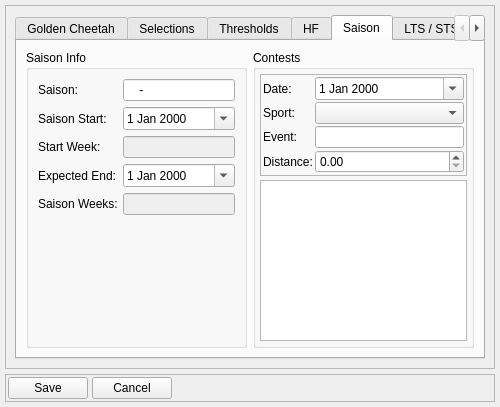
Qt form dialog_settings.ui (Tria-Andy/WorkoutEditor) before a commit.
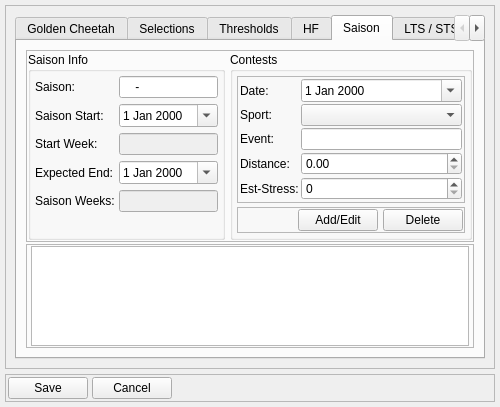
The same form after that commit. The open tabs and pages were chosen to show the change. Icons and pictures are not drawn.

Commit message: Add Season Contests List

```diff
--- a/dialog_settings.ui
+++ b/dialog_settings.ui
@@ -7,13 +7,13 @@
     <x>0</x>
     <y>0</y>
     <width>500</width>
-    <height>365</height>
+    <height>400</height>
    </rect>
   </property>
   <property name="maximumSize">
    <size>
     <width>500</width>
-    <height>365</height>
+    <height>400</height>
    </size>
   </property>
   <property name="font">
@@ -868,7 +868,34 @@
          <attribute name="title">
           <string>Saison</string>
          </attribute>
+         <layout class="QVBoxLayout" name="verticalLayout_6">
+          <property name="spacing">
+           <number>2</number>
+          </property>
+          <item>
+           <widget class="QFrame" name="frame_saisonInfos">
+            <property name="frameShape">
+             <enum>QFrame::StyledPanel</enum>
+            </property>
+            <property name="frameShadow">
+             <enum>QFrame::Raised</enum>
+            </property>
          <layout class="QHBoxLayout" name="horizontalLayout_10">
+             <property name="spacing">
+              <number>5</number>
+             </property>
+             <property name="leftMargin">
+              <number>1</number>
+             </property>
+             <property name="topMargin">
+              <number>1</number>
+             </property>
+             <property name="rightMargin">
+              <number>1</number>
+             </property>
+             <property name="bottomMargin">
+              <number>1</number>
+             </property>
           <item>
            <widget class="QGroupBox" name="groupBox_5">
             <property name="sizePolicy">
@@ -877,12 +904,30 @@
               <verstretch>0</verstretch>
              </sizepolicy>
             </property>
+               <property name="maximumSize">
+                <size>
+                 <width>16777215</width>
+                 <height>16777215</height>
+                </size>
+               </property>
             <property name="title">
              <string>Saison Info</string>
             </property>
             <layout class="QFormLayout" name="formLayout_5">
              <property name="horizontalSpacing">
-              <number>5</number>
+                 <number>4</number>
+                </property>
+                <property name="leftMargin">
+                 <number>4</number>
+                </property>
+                <property name="topMargin">
+                 <number>4</number>
+                </property>
+                <property name="rightMargin">
+                 <number>4</number>
+                </property>
+                <property name="bottomMargin">
+                 <number>4</number>
              </property>
              <item row="4" column="0">
               <widget class="QLabel" name="label_13">
@@ -1053,13 +1098,99 @@
                  </widget>
                 </item>
                 <item row="3" column="1">
-                 <widget class="QDoubleSpinBox" name="doubleSpinBox_contest"/>
-                </item>
+                    <widget class="QDoubleSpinBox" name="doubleSpinBox_contest">
+                     <property name="maximum">
+                      <double>999.990000000000009</double>
+                     </property>
+                    </widget>
+                   </item>
+                   <item row="4" column="0">
+                    <widget class="QLabel" name="label_44">
+                     <property name="text">
+                      <string>Est-Stress:</string>
+                     </property>
+                    </widget>
+                   </item>
+                   <item row="4" column="1">
+                    <widget class="QSpinBox" name="spinBox_contestStress">
+                     <property name="maximum">
+                      <number>500</number>
+                     </property>
+                    </widget>
+                   </item>
                </layout>
               </widget>
              </item>
              <item>
-              <widget class="QTableView" name="tableView"/>
+                 <widget class="QFrame" name="frame_8">
+                  <property name="frameShape">
+                   <enum>QFrame::StyledPanel</enum>
+                  </property>
+                  <property name="frameShadow">
+                   <enum>QFrame::Raised</enum>
+                  </property>
+                  <layout class="QHBoxLayout" name="horizontalLayout_11">
+                   <property name="spacing">
+                    <number>5</number>
+                   </property>
+                   <property name="leftMargin">
+                    <number>60</number>
+                   </property>
+                   <property name="topMargin">
+                    <number>1</number>
+                   </property>
+                   <property name="rightMargin">
+                    <number>1</number>
+                   </property>
+                   <property name="bottomMargin">
+                    <number>1</number>
+                   </property>
+                   <item>
+                    <widget class="QPushButton" name="pushButton_addContest">
+                     <property name="text">
+                      <string>Add/Edit</string>
+                     </property>
+                    </widget>
+                   </item>
+                   <item>
+                    <widget class="QPushButton" name="pushButton_delContest">
+                     <property name="text">
+                      <string>Delete</string>
+                     </property>
+                    </widget>
+                   </item>
+                  </layout>
+                 </widget>
+                </item>
+               </layout>
+              </widget>
+             </item>
+            </layout>
+           </widget>
+          </item>
+          <item>
+           <widget class="QFrame" name="frame_9">
+            <property name="frameShape">
+             <enum>QFrame::StyledPanel</enum>
+            </property>
+            <property name="frameShadow">
+             <enum>QFrame::Raised</enum>
+            </property>
+            <layout class="QHBoxLayout" name="horizontalLayout_12">
+             <property name="leftMargin">
+              <number>4</number>
+             </property>
+             <property name="topMargin">
+              <number>1</number>
+             </property>
+             <property name="rightMargin">
+              <number>4</number>
+             </property>
+             <property name="bottomMargin">
+              <number>1</number>
+             </property>
+             <item>
+              <widget class="QTreeView" name="treeView_contest"/>
              </item>
             </layout>
            </widget>
```
Left out of the diff: 148 changed lines with no effect on the pictures. Lines whose indentation alone changed are shown as unchanged. The commit also changes 5 other files.
